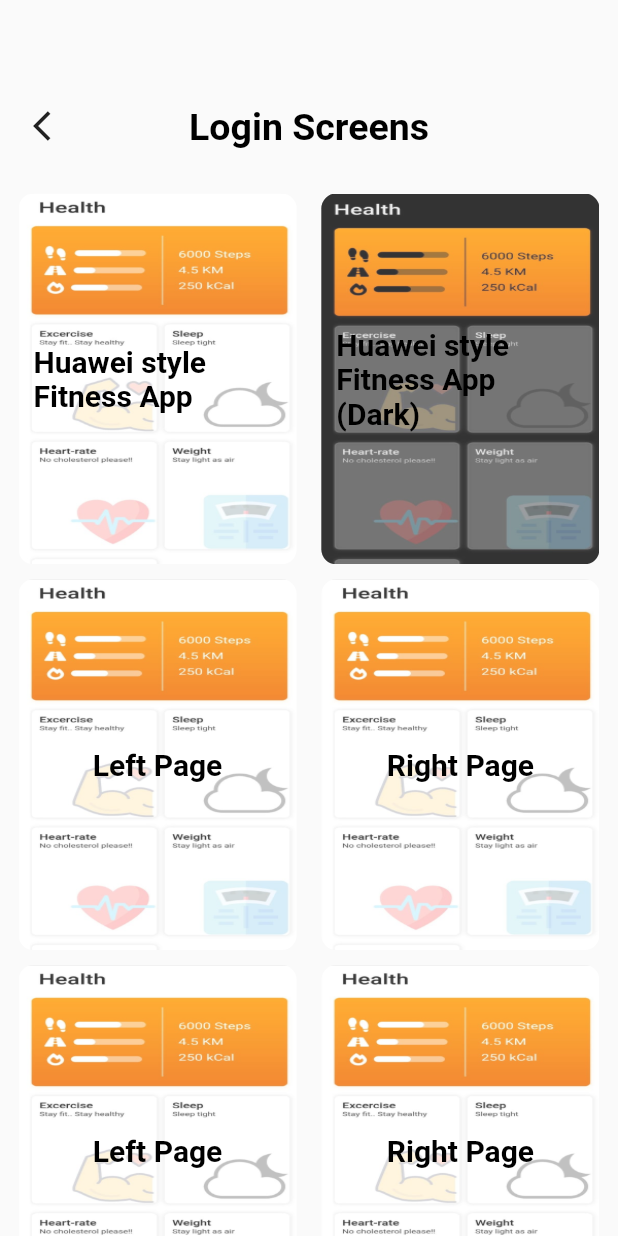
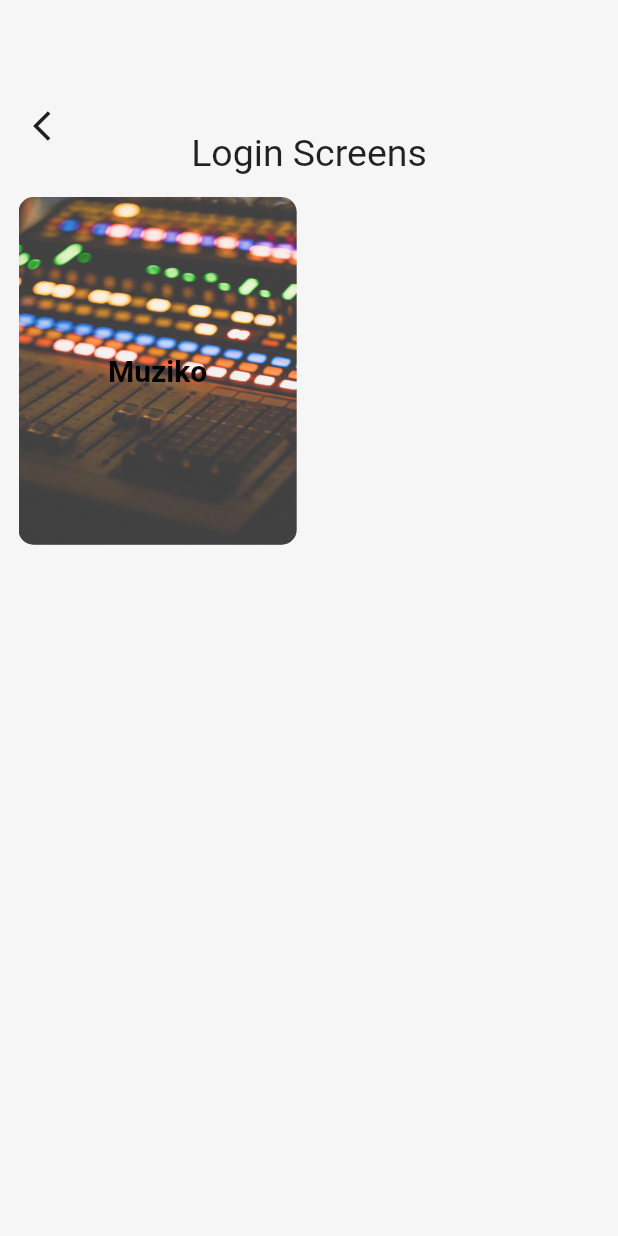
Before and after one commit to devanshkaria88/screenify, a Flutter app: the screen it shows after launch, after a tap on "Login Screens", on a phone screen of 412 x 824 dp. Run offline on Flutter 3.47's test engine with Material 2 defaults, Android fonts, the phone set to English and light mode, and no system bars; our stand-ins replace font_awesome_flutter, google_fonts, percent_indicator.

Commit message:
Added Muziko Login Screen

```diff
--- /dev/null
+++ b/lib/ListModel/loginscreenslistmodel.dart
@@ -0,0 +1,11 @@
+import 'package:screenify/Screens/LoginScreens/muziko/muziko.dart';
+import 'package:screenify/constants.dart';
+
+
+List<Map<String, dynamic>> LoginScreens = [
+  {
+    'screen' : Muziko(),
+    'name' : "Muziko",
+    'image' : '$loginscreens/muziko/muziko.jpg'
+  }
+];
--- a/lib/Screens/HomeScreens/HomeScreenList.dart
+++ /dev/null
@@ -1,59 +0,0 @@
-import 'package:flutter/material.dart';
-import 'package:screenify/widgets/ScreenListCard.dart';
-import 'package:screenify/Screens/DummyPage.dart';
-
-import 'fitnessappdark/fitnessappdark.dart';
-import 'fitnessapp/fitnessapp.dart';
-
-
-class ScreensList extends StatelessWidget {
-  String ListName;
-  ScreensList({@required this.ListName});
-  @override
-  Widget build(BuildContext context) {
-    return Scaffold(
-      body: Stack(
-        children: [
-          SingleChildScrollView(
-            physics: BouncingScrollPhysics(),
-            child: Column(
-              children: [
-                SizedBox(
-                  height: 50.0,
-                ),
-                Center(
-                  child: Padding(
-                    padding: const EdgeInsets.symmetric(vertical: 20.0),
-                    child: Text(
-                      ListName,
-                      style: TextStyle(
-                          color: Colors.black,
-                          fontSize: 25.0,
-                          fontWeight: FontWeight.bold,),
-                    ),
-                  ),
-                ),
-                ScreenListCard(LeftPage: FitnessApp(), RightPage: FitnessAppDark(), LeftPageName: 'Huawei style Fitness App', RightPageName: 'Huawei style Fitness App (Dark)', leftscreenprev: AssetImage('assets/images/homescreens/fitnessapp/title.jpeg'),rightscreenprev: AssetImage('assets/images/homescreens/fitnessapp/titledark.jpeg'),),
-                ScreenListCard(LeftPage: LeftPage(), RightPage: RightPage(), LeftPageName: 'Left Page', RightPageName: 'Right Page', leftscreenprev: AssetImage('assets/images/homescreens/fitnessapp/title.jpeg'),rightscreenprev: AssetImage('assets/images/homescreens/fitnessapp/title.jpeg'),),
-                ScreenListCard(LeftPage: LeftPage(), RightPage: RightPage(), LeftPageName: 'Left Page', RightPageName: 'Right Page', leftscreenprev: AssetImage('assets/images/homescreens/fitnessapp/title.jpeg'),rightscreenprev: AssetImage('assets/images/homescreens/fitnessapp/title.jpeg'),),
-                ScreenListCard(LeftPage: LeftPage(), RightPage: RightPage(), LeftPageName: 'Left Page', RightPageName: 'Right Page', leftscreenprev: AssetImage('assets/images/homescreens/fitnessapp/title.jpeg'),rightscreenprev: AssetImage('assets/images/homescreens/fitnessapp/title.jpeg'),),
-                ScreenListCard(LeftPage: LeftPage(), RightPage: RightPage(), LeftPageName: 'Left Page', RightPageName: 'Right Page', leftscreenprev: AssetImage('assets/images/homescreens/fitnessapp/title.jpeg'),rightscreenprev: AssetImage('assets/images/homescreens/fitnessapp/title.jpeg'),),
-                ScreenListCard(LeftPage: LeftPage(), RightPage: RightPage(), LeftPageName: 'Left Page', RightPageName: 'Right Page', leftscreenprev: AssetImage('assets/images/homescreens/fitnessapp/title.jpeg'),rightscreenprev: AssetImage('assets/images/homescreens/fitnessapp/title.jpeg'),),
-                ScreenListCard(LeftPage: LeftPage(), RightPage: RightPage(), LeftPageName: 'Left Page', RightPageName: 'Right Page', leftscreenprev: AssetImage('assets/images/homescreens/fitnessapp/title.jpeg'),rightscreenprev: AssetImage('assets/images/homescreens/fitnessapp/title.jpeg'),),
-              ],
-            ),
-          ),
-          Positioned(
-            top: 60,
-            left: 10,
-            child: IconButton(
-                icon: Icon(Icons.arrow_back_ios),
-                onPressed: () {
-                  Navigator.pop(context);
-                }),
-          )
-        ],
-      ),
-    );
-  }
-}
--- /dev/null
+++ b/lib/Screens/LoginScreens/loginscreenslist.dart
@@ -0,0 +1,66 @@
+import 'package:flutter/cupertino.dart';
+import 'package:flutter/material.dart';
+import 'package:screenify/ListModel/loginscreenslistmodel.dart';
+import 'package:screenify/widgets/ScreenListCard.dart';
+
+class LoginScreensList extends StatelessWidget {
+  String ListName;
+
+  LoginScreensList({@required this.ListName});
+
+  @override
+  Widget build(BuildContext context) {
+    double h = MediaQuery.of(context).size.height;
+    double w = MediaQuery.of(context).size.width;
+    return Scaffold(
+      backgroundColor: Color(0xfff6f6f6),
+      body: Stack(
+        children: [
+          SingleChildScrollView(
+            physics: BouncingScrollPhysics(),
+            child: Column(
+              crossAxisAlignment: CrossAxisAlignment.center,
+              children: [
+                SizedBox(height: h * 0.1),
+                Container(
+                  padding: EdgeInsets.symmetric(vertical: 5.0),
+                  child: Center(
+                    child: Text(ListName,
+                      style: TextStyle(fontSize: 25.0),
+                    ),
+                  ),
+                ),
+                GridView.builder(
+                    physics: NeverScrollableScrollPhysics(),
+                    shrinkWrap: true,
+                    itemCount: LoginScreens.length,
+                    gridDelegate: SliverGridDelegateWithFixedCrossAxisCount(
+                      crossAxisSpacing: 1.0,
+                      childAspectRatio: 0.85,
+                      mainAxisSpacing: 1.0,
+                      crossAxisCount: 2,
+                    ),
+                    itemBuilder: (context, index) {
+                      return ScreenListCard(
+                        Page: LoginScreens[index]['screen'],
+                        PageName: LoginScreens[index]['name'],
+                        screenprev: AssetImage(LoginScreens[index]['image']),
+                      );
+                    }),
+              ],
+            ),
+          ),
+          Positioned(
+            top: 60,
+            left: 10,
+            child: IconButton(
+                icon: Icon(Icons.arrow_back_ios),
+                onPressed: () {
+                  Navigator.pop(context);
+                }),
+          )
+        ],
+      ),
+    );
+  }
+}
--- a/lib/app.dart
+++ b/lib/app.dart
@@ -1,6 +1,7 @@
 import 'package:flutter/material.dart';
-import 'package:screenify/Screens/HomeScreens/HomeScreenList.dart';
 import 'Screens/HomePage.dart';
+import 'Screens/HomeScreens/homescreenslist.dart';
+import 'Screens/LoginScreens/loginscreenslist.dart';
 
 class MyApp extends StatelessWidget {
   @override
@@ -10,11 +11,11 @@ class MyApp extends StatelessWidget {
       home: HomePage(),
       title: 'Screenify',
       routes: {
-        'homescreens' : (context) => ScreensList(ListName: 'Home Screens'),
-        'loginscreens' : (context) => ScreensList(ListName: 'Login Screens'),
-        'profilescreens' : (context) => ScreensList(ListName: 'Profile Screens'),
-        'drawerscreen' : (context) => ScreensList(ListName: 'App Drawers'),
-        'bottomsheetsscreen' : (context) => ScreensList(ListName: 'Bottom Sheets'),
+        'homescreens' : (context) => HomeScreensList(ListName: 'Home Screens'),
+        'loginscreens' : (context) => LoginScreensList(ListName: 'Login Screens'),
+        'profilescreens' : (context) => HomeScreensList(ListName: 'Profile Screens'),
+        'drawerscreen' : (context) => HomeScreensList(ListName: 'App Drawers'),
+        'bottomsheetsscreen' : (context) => HomeScreensList(ListName: 'Bottom Sheets'),
       },
     );
   }
--- /dev/null
+++ b/lib/constants.dart
@@ -0,0 +1,4 @@
+// Assets Paths
+
+String loginscreens = "assets/images/loginscreens";
+String homescreens = "assets/images/homescreens";
--- a/lib/widgets/ScreenListCard.dart
+++ b/lib/widgets/ScreenListCard.dart
@@ -1,42 +1,31 @@
 import 'package:flutter/material.dart';
 
 class ScreenListCard extends StatelessWidget {
-  Widget LeftPage;
-  Widget RightPage;
-  String LeftPageName;
-  String RightPageName;
-  AssetImage leftscreenprev;
-  AssetImage rightscreenprev;
+  Widget Page;
+  String PageName;
+  AssetImage screenprev;
 
   ScreenListCard({
-    @required this.LeftPage,
-    @required this.RightPage,
-    @required this.LeftPageName,
-    @required this.RightPageName,
-    @required this.leftscreenprev,
-    @required this.rightscreenprev,
+    @required this.Page,
+    @required this.PageName,
+    @required this.screenprev,
   });
 
   @override
   Widget build(BuildContext context) {
-    void openLeftPage() {
+
+
+    void openPage() {
       Navigator.push(context, MaterialPageRoute(builder: (context) {
-        return LeftPage;
+        return Page;
       }));
     }
 
-    void openRightPage() {
-      Navigator.push(context, MaterialPageRoute(builder: (context) {
-        return RightPage;
-      }));
-    }
 
     double h = MediaQuery.of(context).size.height;
     double w = MediaQuery.of(context).size.width;
-    return Row(
-      children: [
-        GestureDetector(
-          onTap: openLeftPage,
+    return GestureDetector(
+      onTap: openPage,
       child: Container(
         margin: EdgeInsets.only(top: 10, left: w * 0.03),
         child: Stack(
@@ -44,7 +33,7 @@ class ScreenListCard extends StatelessWidget {
             ClipRRect(
               child: Image(
                 fit: BoxFit.fill,
-                    image: leftscreenprev,
+                image: screenprev,
                 height: h * 0.3,
                 width: w * 0.45,
               ),
@@ -60,7 +49,7 @@ class ScreenListCard extends StatelessWidget {
               height: h * 0.3,
               child: Center(
                 child: Text(
-                      LeftPageName,
+                  PageName,
                   style: TextStyle(
                       color: Colors.black,
                       fontSize: 20.0,
@@ -71,45 +60,6 @@ class ScreenListCard extends StatelessWidget {
           ],
         ),
       ),
-        ),
-        GestureDetector(
-          onTap: openRightPage,
-          child: Container(
-            margin: EdgeInsets.only(top: 10, left: w * 0.04),
-            child: Stack(
-              children: [
-                ClipRRect(
-                  child: Image(
-                    fit: BoxFit.fill,
-                    image: rightscreenprev,
-                    height: h * 0.3,
-                    width: w * 0.45,
-                  ),
-                  borderRadius: BorderRadius.circular(10.0),
-                ),
-                Container(
-                  decoration: BoxDecoration(
-                    color: Colors.white.withOpacity(0.2),
-                    borderRadius: BorderRadius.circular(10.0),
-                  ),
-                  padding: EdgeInsets.all(10.0),
-                  width: w * 0.45,
-                  height: h * 0.3,
-                  child: Center(
-                    child: Text(
-                      RightPageName,
-                      style: TextStyle(
-                          color: Colors.black,
-                          fontSize: 20.0,
-                          fontWeight: FontWeight.bold),
-                    ),
-                  ),
-                ),
-              ],
-            ),
-          ),
-        ),
-      ],
     );
   }
 }
```
Also changed, not shown: lib/ListModel/homescreenlistmodel.dart (added, +15 -0 lines), lib/Screens/HomeScreens/homescreenslist.dart (added, +67 -0 lines), lib/Screens/LoginScreens/muziko/muziko.dart (added, +176 -0 lines), pubspec.yaml (+12 -5 lines), assets/images/homescreens/muziko/mellow.svg (added), assets/images/loginscreens/muziko/muziko.jpg (added), pubspec.lock. Lines whose indentation alone changed are shown as unchanged.
